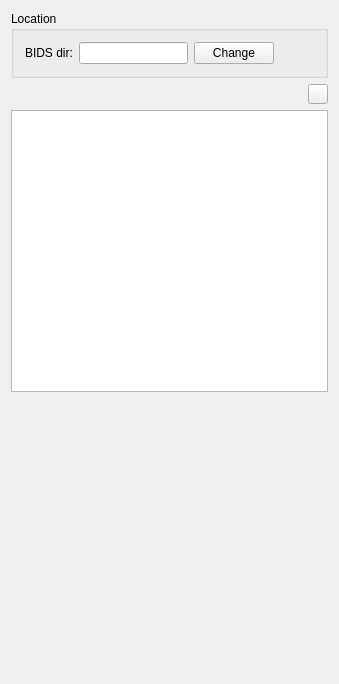
Qt form src/AnyWave/IO/BIDS/AwBIDSGUI.ui (HIP-infrastructure/anywave-code) before a commit.
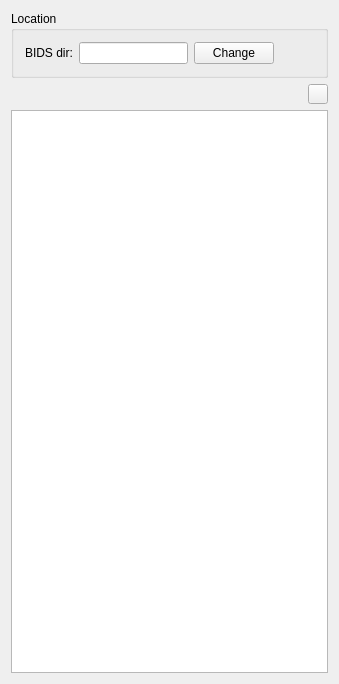
The same form after that commit. Icons and pictures are not drawn.

Diff of the .ui file:
```diff
--- a/src/AnyWave/IO/BIDS/AwBIDSGUI.ui
+++ b/src/AnyWave/IO/BIDS/AwBIDSGUI.ui
@@ -119,19 +119,6 @@
      </property>
     </widget>
    </item>
-   <item>
-    <spacer name="verticalSpacer">
-     <property name="orientation">
-      <enum>Qt::Vertical</enum>
-     </property>
-     <property name="sizeHint" stdset="0">
-      <size>
-       <width>20</width>
-       <height>192</height>
-      </size>
-     </property>
-    </spacer>
-   </item>
   </layout>
  </widget>
  <layoutdefault spacing="6" margin="11"/>
```
